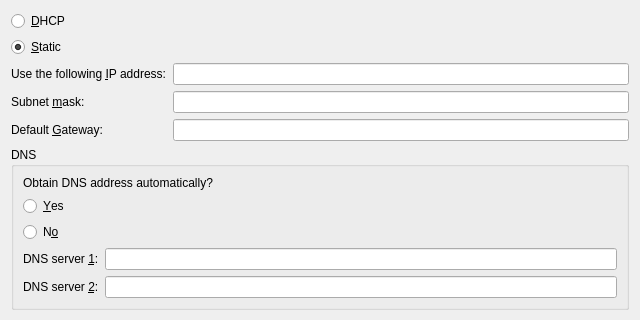
This is oobwizard/ui/networkSettingsStep.ui in bluusystemsinc/bluu as Qt 5 draws it before an edit; both pictures show x 0 to 640 and y 0 to 320 of the 640 by 480 pixel window. The edited form follows.
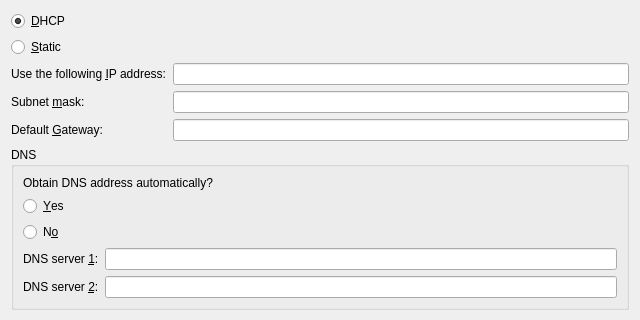
This is the edited form.

Commit message: Removed a warning. DHCP as the default connection type

Diff of the .ui file:
```diff
--- a/oobwizard/ui/networkSettingsStep.ui
+++ b/oobwizard/ui/networkSettingsStep.ui
@@ -21,6 +21,9 @@
        <property name="text">
         <string>&amp;DHCP</string>
        </property>
+       <property name="checked">
+        <bool>true</bool>
+       </property>
       </widget>
      </item>
      <item row="1" column="0" colspan="2">
@@ -31,9 +34,6 @@
        <property name="text">
         <string>&amp;Static</string>
        </property>
-       <property name="checked">
-        <bool>true</bool>
-       </property>
       </widget>
      </item>
      <item row="2" column="0">
```
The commit also changes 1 other file.
